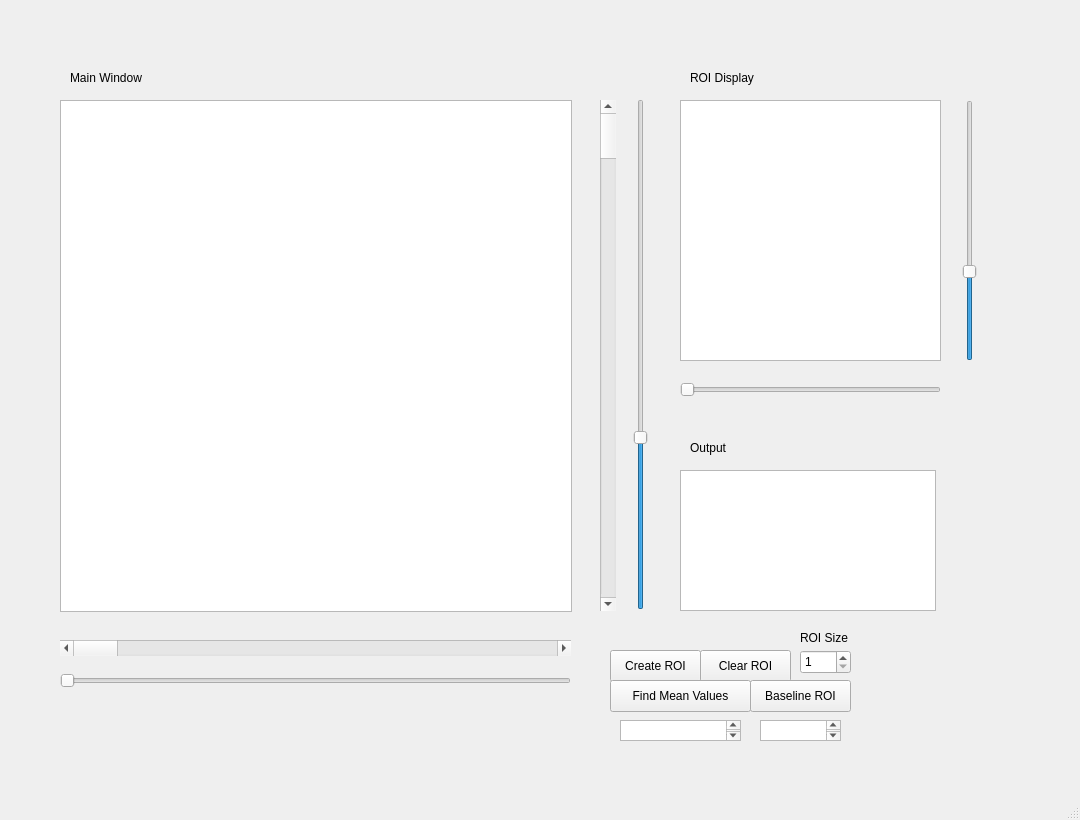
This is PyQtGraphImage.ui in ogdenk/PyQtGraphImage as Qt 5 draws it before an edit. The edited form follows.
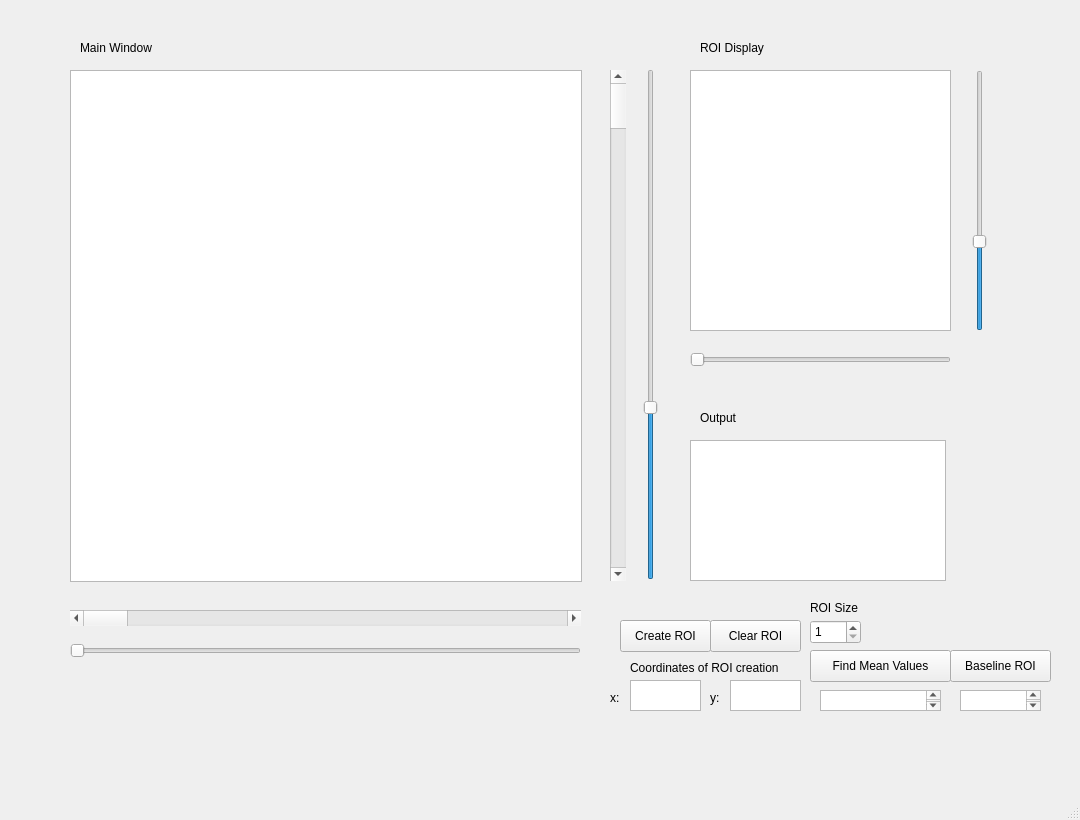
This is the edited form. Custom widgets are drawn as their Qt base class.

Commit message: Version before change from ImageView, all works but clicking to create ROI and baselineROI

Patch:
```diff
--- a/PyQtGraphImage.ui
+++ b/PyQtGraphImage.ui
@@ -17,8 +17,8 @@
    <widget class="PlotWidget" name="graphicsView">
     <property name="geometry">
      <rect>
-      <x>60</x>
-      <y>100</y>
+      <x>70</x>
+      <y>70</y>
       <width>512</width>
       <height>512</height>
      </rect>
@@ -27,8 +27,8 @@
    <widget class="QGraphicsView" name="graphicsView_2">
     <property name="geometry">
      <rect>
-      <x>680</x>
-      <y>100</y>
+      <x>690</x>
+      <y>70</y>
       <width>261</width>
       <height>261</height>
      </rect>
@@ -37,8 +37,8 @@
    <widget class="QLabel" name="label">
     <property name="geometry">
      <rect>
-      <x>70</x>
-      <y>70</y>
+      <x>80</x>
+      <y>40</y>
       <width>81</width>
       <height>16</height>
      </rect>
@@ -50,8 +50,8 @@
    <widget class="QLabel" name="label_2">
     <property name="geometry">
      <rect>
-      <x>690</x>
-      <y>70</y>
+      <x>700</x>
+      <y>40</y>
       <width>71</width>
       <height>16</height>
      </rect>
@@ -63,8 +63,8 @@
    <widget class="QLabel" name="label_3">
     <property name="geometry">
      <rect>
-      <x>690</x>
-      <y>440</y>
+      <x>700</x>
+      <y>410</y>
       <width>60</width>
       <height>16</height>
      </rect>
@@ -76,8 +76,8 @@
    <widget class="QTextBrowser" name="textBrowser">
     <property name="geometry">
      <rect>
-      <x>680</x>
-      <y>470</y>
+      <x>690</x>
+      <y>440</y>
       <width>256</width>
       <height>141</height>
      </rect>
@@ -95,8 +95,8 @@
    <widget class="QSlider" name="horizontalSlider">
     <property name="geometry">
      <rect>
-      <x>680</x>
-      <y>380</y>
+      <x>690</x>
+      <y>350</y>
       <width>261</width>
       <height>19</height>
      </rect>
@@ -114,8 +114,8 @@
    <widget class="QSlider" name="verticalSlider">
     <property name="geometry">
      <rect>
-      <x>960</x>
-      <y>100</y>
+      <x>970</x>
+      <y>70</y>
       <width>19</width>
       <height>261</height>
      </rect>
@@ -133,8 +133,8 @@
    <widget class="QScrollBar" name="horizontalScrollBar">
     <property name="geometry">
      <rect>
-      <x>60</x>
-      <y>640</y>
+      <x>70</x>
+      <y>610</y>
       <width>511</width>
       <height>16</height>
      </rect>
@@ -149,8 +149,8 @@
    <widget class="QScrollBar" name="verticalScrollBar">
     <property name="geometry">
      <rect>
-      <x>600</x>
-      <y>100</y>
+      <x>610</x>
+      <y>70</y>
       <width>16</width>
       <height>511</height>
      </rect>
@@ -162,8 +162,8 @@
    <widget class="QSlider" name="horizontalSlider_2">
     <property name="geometry">
      <rect>
-      <x>60</x>
-      <y>670</y>
+      <x>70</x>
+      <y>640</y>
       <width>511</width>
       <height>22</height>
      </rect>
@@ -181,8 +181,8 @@
    <widget class="QSlider" name="verticalSlider_2">
     <property name="geometry">
      <rect>
-      <x>630</x>
-      <y>99</y>
+      <x>640</x>
+      <y>69</y>
       <width>22</width>
       <height>511</height>
      </rect>
@@ -200,8 +200,8 @@
    <widget class="QPushButton" name="pushButton">
     <property name="geometry">
      <rect>
-      <x>610</x>
-      <y>650</y>
+      <x>620</x>
+      <y>620</y>
       <width>91</width>
       <height>32</height>
      </rect>
@@ -213,8 +213,8 @@
    <widget class="QPushButton" name="pushButton_2">
     <property name="geometry">
      <rect>
-      <x>700</x>
-      <y>650</y>
+      <x>710</x>
+      <y>620</y>
       <width>91</width>
       <height>32</height>
      </rect>
@@ -226,8 +226,8 @@
    <widget class="QSpinBox" name="spinBox">
     <property name="geometry">
      <rect>
-      <x>800</x>
-      <y>650</y>
+      <x>810</x>
+      <y>620</y>
       <width>51</width>
       <height>24</height>
      </rect>
@@ -242,8 +242,8 @@
    <widget class="QLabel" name="label_4">
     <property name="geometry">
      <rect>
-      <x>800</x>
-      <y>630</y>
+      <x>810</x>
+      <y>600</y>
       <width>60</width>
       <height>16</height>
      </rect>
@@ -255,8 +255,8 @@
    <widget class="QPushButton" name="pushButton_3">
     <property name="geometry">
      <rect>
-      <x>610</x>
-      <y>680</y>
+      <x>810</x>
+      <y>650</y>
       <width>141</width>
       <height>32</height>
      </rect>
@@ -268,8 +268,8 @@
    <widget class="QPushButton" name="pushButton_4">
     <property name="geometry">
      <rect>
-      <x>750</x>
-      <y>680</y>
+      <x>950</x>
+      <y>650</y>
       <width>101</width>
       <height>32</height>
      </rect>
@@ -281,8 +281,8 @@
    <widget class="QTextBrowser" name="textBrowser_2">
     <property name="geometry">
      <rect>
-      <x>620</x>
-      <y>720</y>
+      <x>820</x>
+      <y>690</y>
       <width>121</width>
       <height>21</height>
      </rect>
@@ -291,13 +291,72 @@
    <widget class="QTextBrowser" name="textBrowser_3">
     <property name="geometry">
      <rect>
-      <x>760</x>
-      <y>720</y>
+      <x>960</x>
+      <y>690</y>
       <width>81</width>
       <height>21</height>
      </rect>
     </property>
    </widget>
+   <widget class="QLabel" name="label_5">
+    <property name="geometry">
+     <rect>
+      <x>630</x>
+      <y>660</y>
+      <width>171</width>
+      <height>16</height>
+     </rect>
+    </property>
+    <property name="text">
+     <string>Coordinates of ROI creation</string>
+    </property>
+   </widget>
+   <widget class="QPlainTextEdit" name="plainTextEdit">
+    <property name="geometry">
+     <rect>
+      <x>630</x>
+      <y>680</y>
+      <width>71</width>
+      <height>31</height>
+     </rect>
+    </property>
+   </widget>
+   <widget class="QLabel" name="label_6">
+    <property name="geometry">
+     <rect>
+      <x>610</x>
+      <y>690</y>
+      <width>16</width>
+      <height>16</height>
+     </rect>
+    </property>
+    <property name="text">
+     <string>x:</string>
+    </property>
+   </widget>
+   <widget class="QLabel" name="label_7">
+    <property name="geometry">
+     <rect>
+      <x>710</x>
+      <y>690</y>
+      <width>16</width>
+      <height>16</height>
+     </rect>
+    </property>
+    <property name="text">
+     <string>y:</string>
+    </property>
+   </widget>
+   <widget class="QPlainTextEdit" name="plainTextEdit_2">
+    <property name="geometry">
+     <rect>
+      <x>730</x>
+      <y>680</y>
+      <width>71</width>
+      <height>31</height>
+     </rect>
+    </property>
+   </widget>
   </widget>
   <widget class="QMenuBar" name="menubar">
    <property name="geometry">
```
The commit also changes 2 other files.
